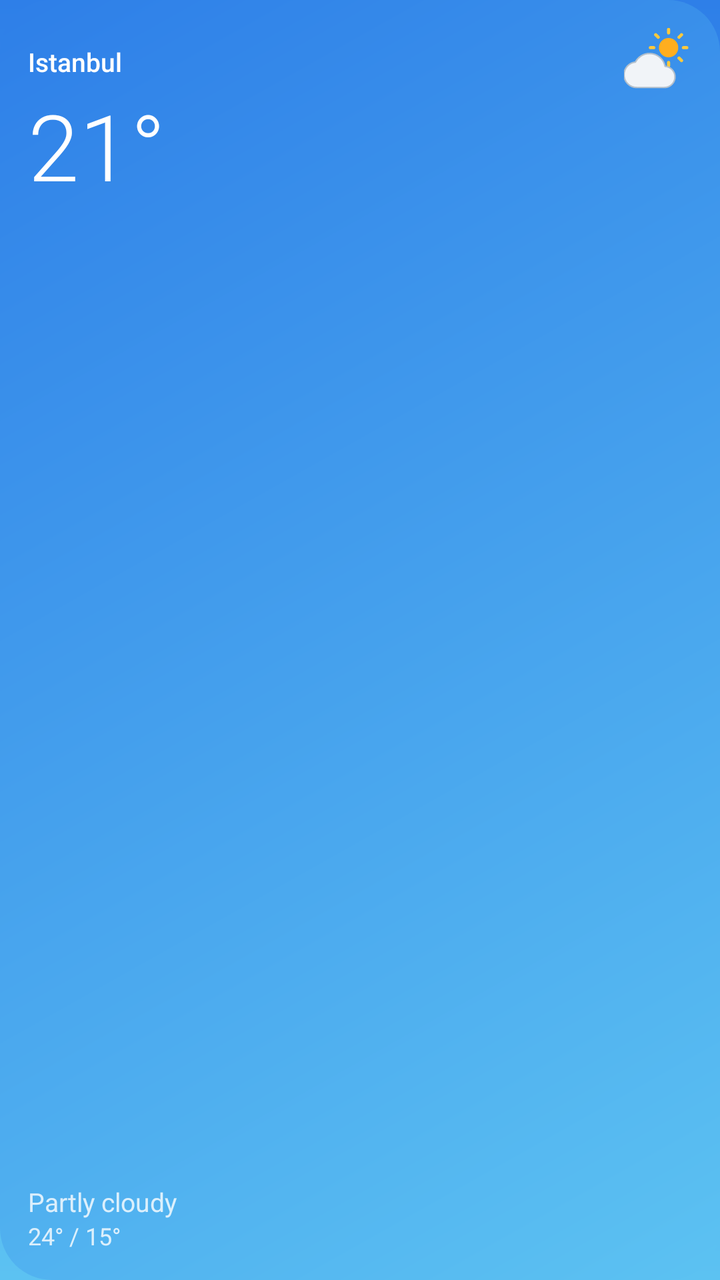
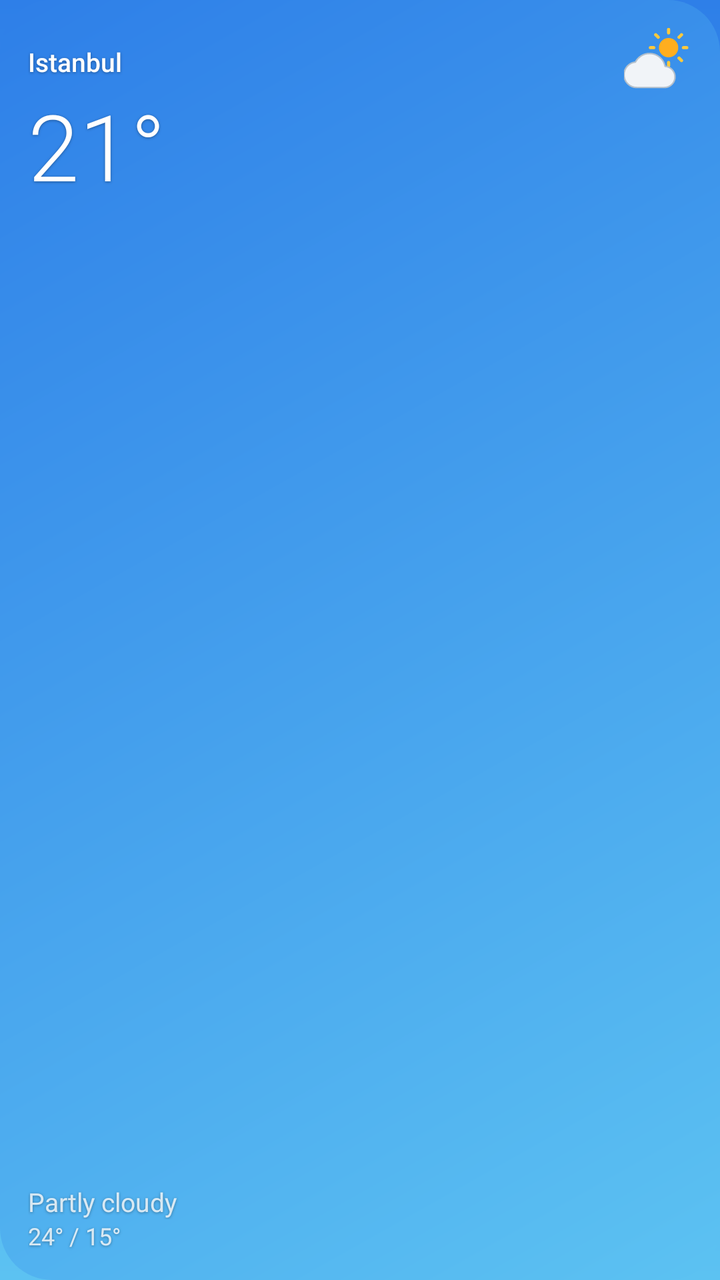

The first picture is an Android layout as it rendered before a commit; the second is the same layout after the commit. The layout source and the unified diff follow.
<!-- AndroidManifest.xml: application theme Theme.Hava -->
<!-- res/layout/widget_small.xml -->
<?xml version="1.0" encoding="utf-8"?>
<LinearLayout xmlns:android="http://schemas.android.com/apk/res/android"
    android:id="@+id/root"
    android:layout_width="match_parent"
    android:layout_height="match_parent"
    android:background="@drawable/bg_clear_day"
    android:orientation="vertical"
    android:padding="14dp">

    <LinearLayout
        android:layout_width="match_parent"
        android:layout_height="wrap_content"
        android:gravity="center_vertical"
        android:orientation="horizontal">

        <TextView
            android:id="@+id/place"
            android:layout_width="0dp"
            android:layout_height="wrap_content"
            android:layout_weight="1"
            android:ellipsize="end"
            android:fontFamily="sans-serif-medium"
            android:maxLines="1"
            android:text="@string/preview_place"
            android:textColor="#FFFFFFFF"
            android:textSize="13sp" />

        <ImageView
            android:id="@+id/icon"
            android:layout_width="34dp"
            android:layout_height="34dp"
            android:importantForAccessibility="no"
            android:src="@drawable/ic_w_partly_day" />
    </LinearLayout>

    <TextView
        android:id="@+id/temp"
        android:layout_width="wrap_content"
        android:layout_height="wrap_content"
        android:fontFamily="sans-serif-light"
        android:includeFontPadding="false"
        android:text="21°"
        android:textColor="#FFFFFFFF"
        android:textSize="46sp" />

    <FrameLayout
        android:layout_width="match_parent"
        android:layout_height="0dp"
        android:layout_weight="1" />

    <TextView
        android:id="@+id/cond"
        android:layout_width="match_parent"
        android:layout_height="wrap_content"
        android:ellipsize="end"
        android:maxLines="1"
        android:text="@string/c_partly"
        android:textColor="#CCFFFFFF"
        android:textSize="13sp" />

    <TextView
        android:id="@+id/hilo"
        android:layout_width="match_parent"
        android:layout_height="wrap_content"
        android:maxLines="1"
        android:text="24° / 15°"
        android:textColor="#CCFFFFFF"
        android:textSize="12sp" />
</LinearLayout>
<!-- resources referenced by this layout -->
<resources>
  <!-- drawable bg_clear_day (drawable) -->
  <?xml version="1.0" encoding="utf-8"?>
  <shape xmlns:android="http://schemas.android.com/apk/res/android" android:shape="rectangle">
      <corners android:radius="26dp" />
      <gradient android:angle="315" android:startColor="#FF2E7FE8" android:endColor="#FF5CC2F2" android:type="linear" />
  </shape>
  <!-- drawable ic_w_partly_day (drawable) -->
  <?xml version="1.0" encoding="utf-8"?>
  <vector xmlns:android="http://schemas.android.com/apk/res/android"
      android:width="24dp" android:height="24dp"
      android:viewportWidth="24" android:viewportHeight="24">
  <group android:scaleX="0.62" android:scaleY="0.62" android:translateX="8.3" android:translateY="-0.5">
  <path android:strokeColor="#FFFFC93C" android:strokeWidth="1.8" android:strokeLineCap="round" android:pathData="M12,1.6V3.6M12,20.4V22.4M1.6,12H3.6M20.4,12H22.4M4.65,4.65L6.06,6.06M17.94,17.94L19.35,19.35M4.65,19.35L6.06,17.94M17.94,6.06L19.35,4.65"/>
  <path android:fillColor="#FFFFAE1F" android:pathData="M6.5,12a5.5,5.5 0 1,0 11,0a5.5,5.5 0 1,0 -11,0z"/>
  </group>
  <group android:scaleX="0.75" android:scaleY="0.75" android:translateX="0" android:translateY="6">
  <path android:fillColor="#FFF1F4F8" android:strokeColor="#FFB4C0CC" android:strokeWidth="0.7" android:pathData="M19.35,10.04C18.67,6.59 15.64,4 12,4 9.11,4 6.6,5.64 5.35,8.04 2.34,8.36 0,10.91 0,14c0,3.31 2.69,6 6,6h13c2.76,0 5,-2.24 5,-5 0,-2.64 -2.05,-4.78 -4.65,-4.96z"/>
  </group>
  </vector>
  <string name="c_partly">Partly cloudy</string>
  <string name="preview_place">Istanbul</string>
  <style name="Theme.Hava" parent="android:Theme.Material.NoActionBar">
          <item name="android:windowBackground">@drawable/bg_window</item>
          <item name="android:statusBarColor">@android:color/transparent</item>
          <item name="android:navigationBarColor">@android:color/transparent</item>
      </style>
  <!-- drawable bg_window (drawable) -->
  <?xml version="1.0" encoding="utf-8"?>
  <shape xmlns:android="http://schemas.android.com/apk/res/android" android:shape="rectangle">
      <gradient android:angle="270" android:startColor="#FF2E7FE8" android:endColor="#FF5CC2F2" />
  </shape>
</resources>

<!-- the commit's change to res/layout/widget_small.xml (unified diff, before → after) -->
@@ -22,6 +22,9 @@
             android:fontFamily="sans-serif-medium"
             android:maxLines="1"
             android:text="@string/preview_place"
+            android:shadowColor="#59000000"
+            android:shadowDy="1"
+            android:shadowRadius="3"
             android:textColor="#FFFFFFFF"
             android:textSize="13sp" />
 
@@ -40,6 +43,9 @@
         android:fontFamily="sans-serif-light"
         android:includeFontPadding="false"
         android:text="21°"
+        android:shadowColor="#59000000"
+        android:shadowDy="1"
+        android:shadowRadius="3"
         android:textColor="#FFFFFFFF"
         android:textSize="46sp" />
 
@@ -55,6 +61,9 @@
         android:ellipsize="end"
         android:maxLines="1"
         android:text="@string/c_partly"
+        android:shadowColor="#59000000"
+        android:shadowDy="1"
+        android:shadowRadius="3"
         android:textColor="#CCFFFFFF"
         android:textSize="13sp" />
 
@@ -64,6 +73,9 @@
         android:layout_height="wrap_content"
         android:maxLines="1"
         android:text="24° / 15°"
+        android:shadowColor="#59000000"
+        android:shadowDy="1"
+        android:shadowRadius="3"
         android:textColor="#CCFFFFFF"
         android:textSize="12sp" />
 </LinearLayout>
